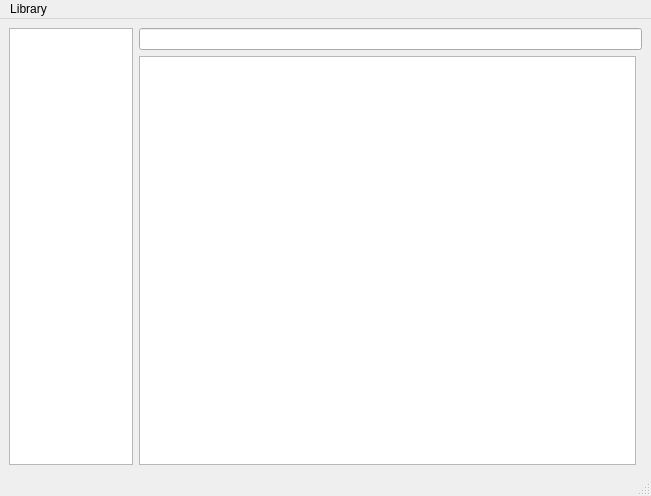
The window that sampleman.ui (jpburstrom/sampleman) describes before a commit, drawn with Qt 5.
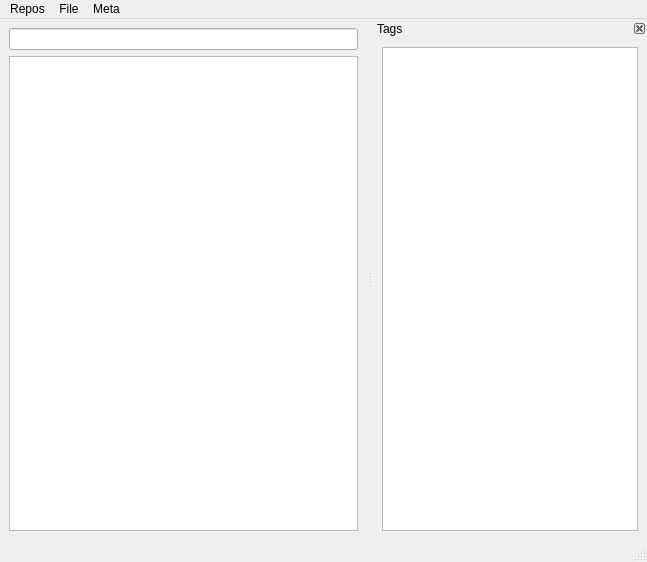
The same window after the commit.

Patch:
```diff
--- a/sampleman.ui
+++ b/sampleman.ui
@@ -6,32 +6,19 @@
    <rect>
     <x>0</x>
     <y>0</y>
-    <width>651</width>
-    <height>496</height>
+    <width>647</width>
+    <height>562</height>
    </rect>
   </property>
   <property name="windowTitle">
    <string>Sampleman</string>
   </property>
   <widget class="QWidget" name="centralwidget">
-   <layout class="QGridLayout" name="gridLayout" columnstretch="1,4,0">
-    <item row="0" column="0" rowspan="2">
-     <widget class="QListView" name="tagView">
-      <property name="editTriggers">
-       <set>QAbstractItemView::NoEditTriggers</set>
-      </property>
-      <property name="dragDropMode">
-       <enum>QAbstractItemView::DragDrop</enum>
-      </property>
-      <property name="selectionMode">
-       <enum>QAbstractItemView::ExtendedSelection</enum>
-      </property>
-     </widget>
-    </item>
-    <item row="0" column="1" colspan="2">
+   <layout class="QGridLayout" name="gridLayout" columnstretch="1">
+    <item row="0" column="0">
      <widget class="QLineEdit" name="lineEdit"/>
     </item>
-    <item row="1" column="1">
+    <item row="1" column="0">
      <widget class="QTreeView" name="fileView">
       <property name="editTriggers">
        <set>QAbstractItemView::EditKeyPressed</set>
@@ -87,13 +74,39 @@
     <rect>
      <x>0</x>
      <y>0</y>
-     <width>651</width>
+     <width>647</width>
      <height>22</height>
     </rect>
    </property>
+   <widget class="QMenu" name="menuFile">
+    <property name="title">
+     <string>File</string>
+    </property>
+    <widget class="QMenu" name="menuOpen_with">
+     <property name="title">
+      <string>Open with</string>
+     </property>
+     <addaction name="actionApp"/>
+    </widget>
+    <widget class="QMenu" name="menuOpen_copy_with">
+     <property name="title">
+      <string>Open copy with</string>
+     </property>
+     <addaction name="actionApp_2"/>
+    </widget>
+    <widget class="QMenu" name="menuExport_as">
+     <property name="title">
+      <string>Export as</string>
+     </property>
+     <addaction name="actionApp_3"/>
+    </widget>
+    <addaction name="menuOpen_with"/>
+    <addaction name="menuOpen_copy_with"/>
+    <addaction name="menuExport_as"/>
+   </widget>
    <widget class="QMenu" name="menuLibrary">
     <property name="title">
-     <string>Library</string>
+     <string>Repos</string>
     </property>
     <widget class="QMenu" name="menuRescan_folders">
      <property name="title">
@@ -105,9 +118,46 @@
     <addaction name="menuRescan_folders"/>
     <addaction name="actionManage_folders"/>
    </widget>
+   <widget class="QMenu" name="menuTags">
+    <property name="title">
+     <string>Meta</string>
+    </property>
+    <addaction name="actionEdit_all"/>
+    <addaction name="actionEdit_one_by_one"/>
+   </widget>
    <addaction name="menuLibrary"/>
+   <addaction name="menuFile"/>
+   <addaction name="menuTags"/>
   </widget>
   <widget class="QStatusBar" name="statusbar"/>
+  <widget class="QDockWidget" name="dockWidget_2">
+   <property name="features">
+    <set>QDockWidget::DockWidgetClosable|QDockWidget::DockWidgetMovable</set>
+   </property>
+   <property name="windowTitle">
+    <string>Tags</string>
+   </property>
+   <attribute name="dockWidgetArea">
+    <number>2</number>
+   </attribute>
+   <widget class="QWidget" name="dockWidgetContents_2">
+    <layout class="QVBoxLayout" name="verticalLayout">
+     <item>
+      <widget class="QListView" name="tagView">
+       <property name="editTriggers">
+        <set>QAbstractItemView::NoEditTriggers</set>
+       </property>
+       <property name="dragDropMode">
+        <enum>QAbstractItemView::DragDrop</enum>
+       </property>
+       <property name="selectionMode">
+        <enum>QAbstractItemView::ExtendedSelection</enum>
+       </property>
+      </widget>
+     </item>
+    </layout>
+   </widget>
+  </widget>
   <action name="actionQuit">
    <property name="text">
     <string>Close</string>
```
Left out of the diff: 38 changed lines with no effect on the pictures.
